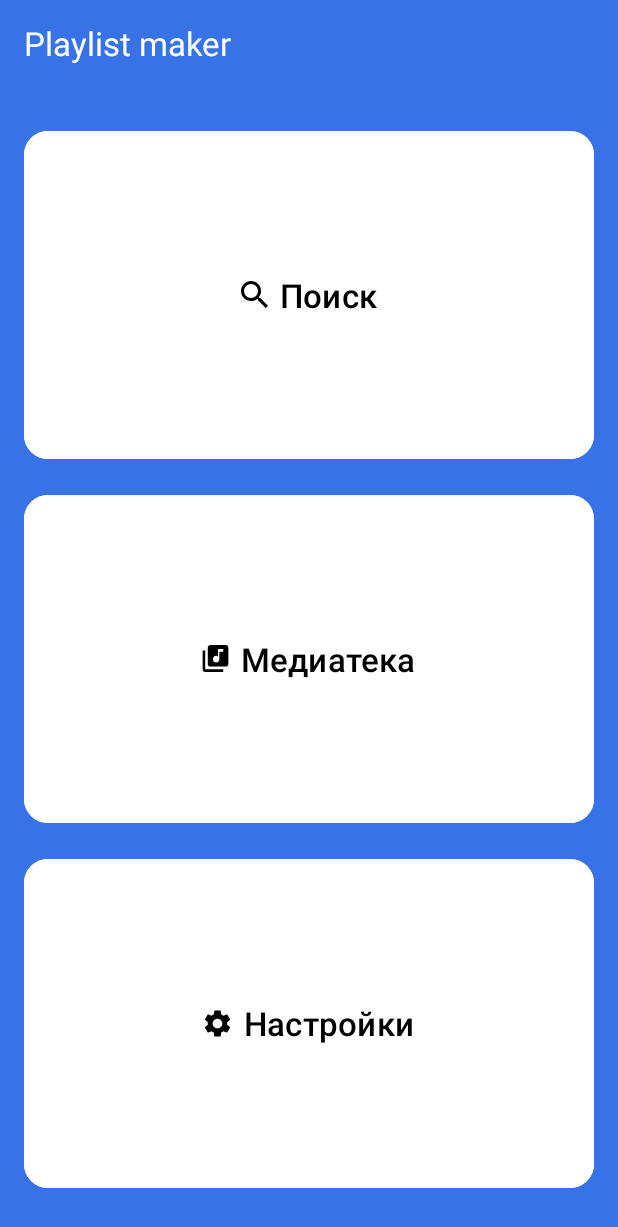
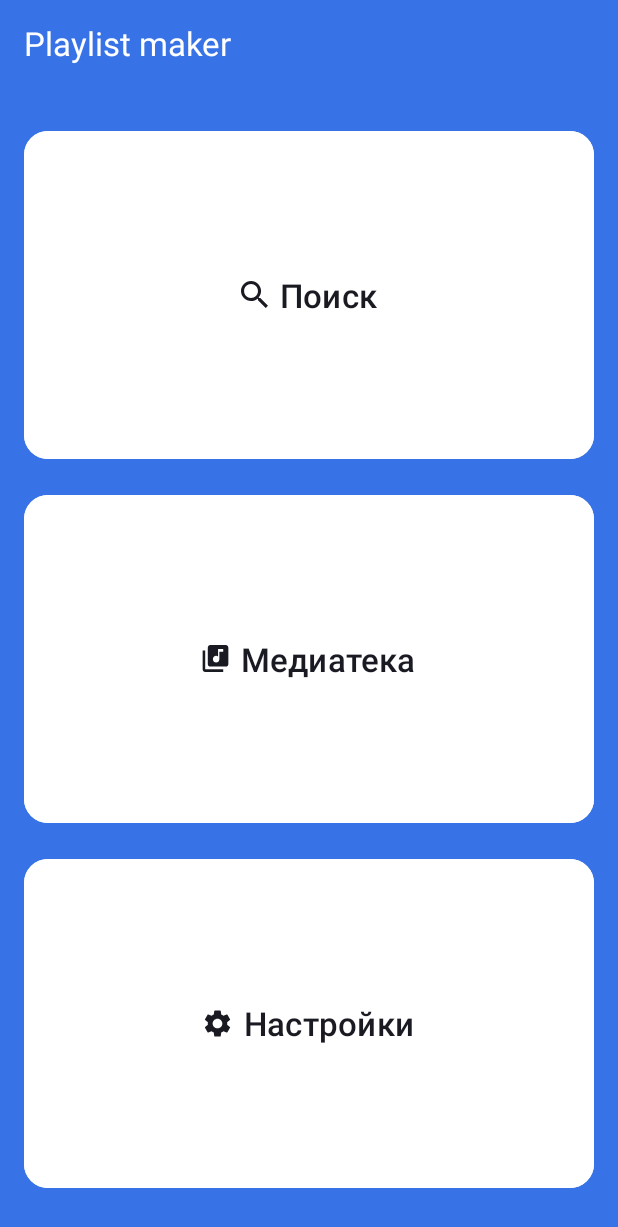
Before and after one commit to vanechkv/PlaylistMaker, an Android app: the screen it shows after launch (MainActivity), on a phone screen of 412 x 824 dp. Shown: the top 1227 px of the screen. Run offline under Robolectric (Android 15) with nearby library versions, the phone set to English and light mode, and no system bars.

Commit message:
First Homework - corrected

```diff
--- a/app/src/main/res/layout/activity_main.xml
+++ b/app/src/main/res/layout/activity_main.xml
@@ -41,49 +41,49 @@
             <Button
                 android:id="@+id/search_button"
                 android:layout_width="match_parent"
-                android:layout_height="0dp"
+                android:layout_height="@dimen/all_free_space"
                 android:layout_marginBottom="@dimen/default_padding"
                 android:layout_weight="1"
                 android:backgroundTint="@color/white"
                 android:text="@string/search"
-                android:textColor="@color/black"
+                android:textColor="@color/title_color"
                 android:textSize="@dimen/title_text_size"
                 app:cornerRadius="@dimen/button_radius"
                 app:icon="@drawable/vector_search"
                 app:iconGravity="textStart"
                 app:iconPadding="@dimen/icon_button_padding"
-                app:iconTint="@color/black" />
+                app:iconTint="@color/title_color" />
 
             <Button
                 android:id="@+id/playlist_button"
                 android:layout_width="match_parent"
-                android:layout_height="0dp"
+                android:layout_height="@dimen/all_free_space"
                 android:layout_marginBottom="@dimen/default_padding"
                 android:layout_weight="1"
                 android:backgroundTint="@color/white"
                 android:text="@string/playlist"
-                android:textColor="@color/black"
+                android:textColor="@color/title_color"
                 android:textSize="@dimen/title_text_size"
                 app:cornerRadius="@dimen/button_radius"
                 app:icon="@drawable/vector_playlist"
                 app:iconGravity="textStart"
                 app:iconPadding="@dimen/icon_button_padding"
-                app:iconTint="@color/black" />
+                app:iconTint="@color/title_color" />
 
             <Button
                 android:id="@+id/settings_button"
                 android:layout_width="match_parent"
-                android:layout_height="0dp"
+                android:layout_height="@dimen/all_free_space"
                 android:layout_weight="1"
                 android:backgroundTint="@color/white"
                 android:text="@string/settings"
-                android:textColor="@color/black"
+                android:textColor="@color/title_color"
                 android:textSize="@dimen/title_text_size"
                 app:cornerRadius="@dimen/button_radius"
                 app:icon="@drawable/vector_settings"
                 app:iconGravity="textStart"
                 app:iconPadding="@dimen/icon_button_padding"
-                app:iconTint="@color/black" />
+                app:iconTint="@color/title_color" />
         </LinearLayout>
     </LinearLayout>
 </androidx.constraintlayout.widget.ConstraintLayout>
--- a/app/src/main/res/layout/activity_settings.xml
+++ b/app/src/main/res/layout/activity_settings.xml
@@ -35,7 +35,7 @@
                 android:paddingTop="10dp"
                 android:paddingBottom="12dp"
                 android:text="@string/settings"
-                android:textColor="@color/black"
+                android:textColor="@color/title_color"
                 android:textSize="@dimen/title_text_size" />
 
 
--- a/app/src/main/res/values/colors.xml
+++ b/app/src/main/res/values/colors.xml
@@ -1,6 +1,7 @@
 <?xml version="1.0" encoding="utf-8"?>
 <resources>
-    <color name="black">#FF000000</color>
+    <color name="black">#000000</color>
     <color name="white">#FFFFFFFF</color>
     <color name="main">#3772E7</color>
+    <color name="title_color">#1A1B22</color>
 </resources>
--- a/app/src/main/res/values/dimens.xml
+++ b/app/src/main/res/values/dimens.xml
@@ -6,4 +6,5 @@
     <dimen name="default_padding">16dp</dimen>
     <dimen name="icon_button_padding">8dp</dimen>
     <dimen name="button_radius">16dp</dimen>
+    <dimen name="all_free_space">0dp</dimen>
 </resources>
```
